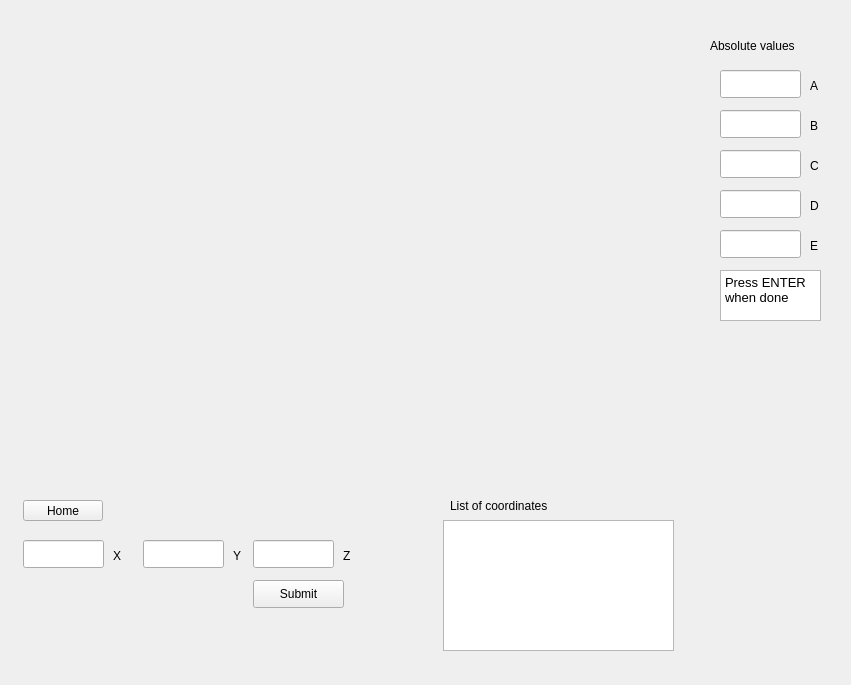
Qt form App_GUI.ui (RhysEvan/MedBot) before a commit.
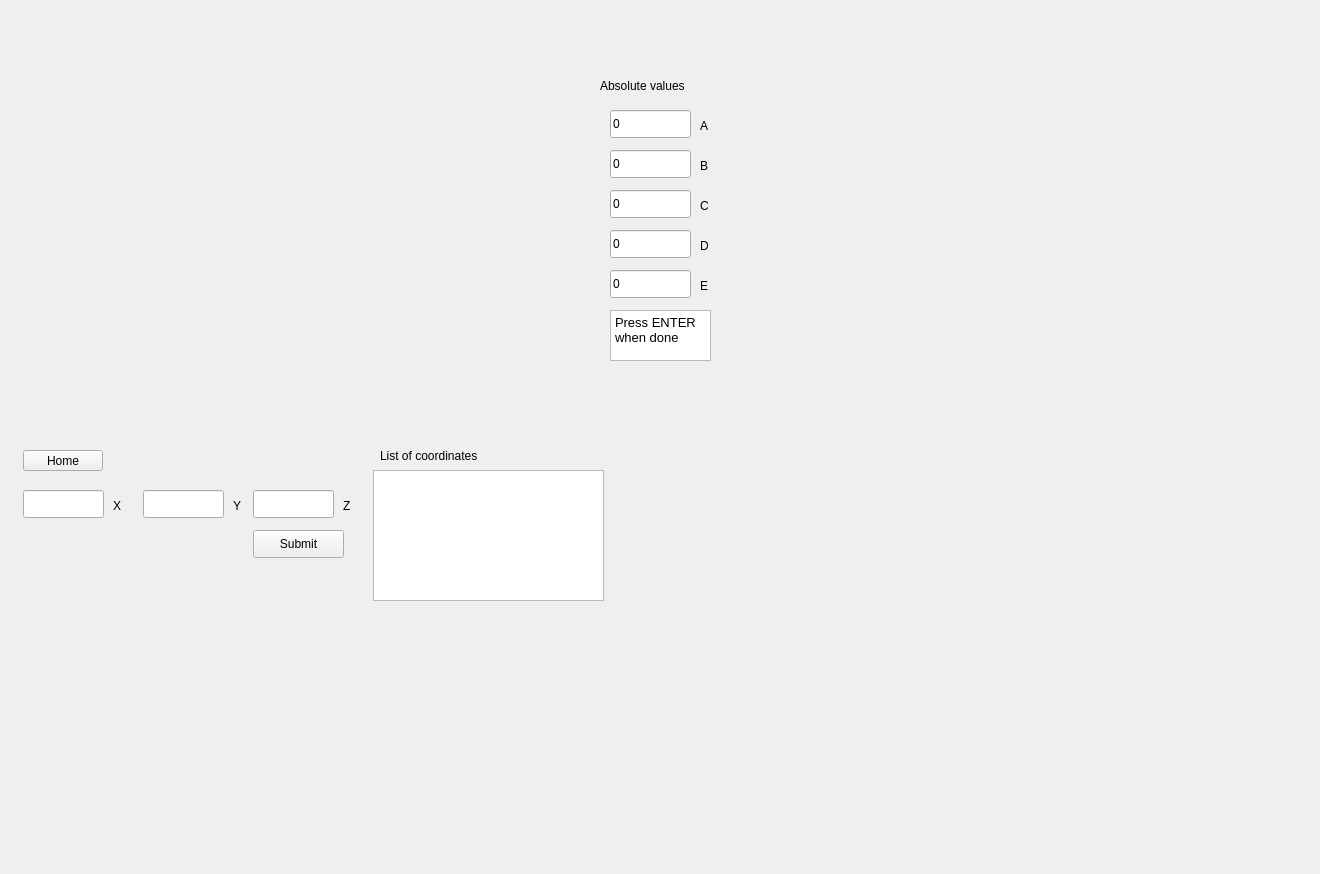
The same form after that commit. Custom widgets are drawn as their Qt base class.

Diff of the .ui file:
```diff
--- a/App_GUI.ui
+++ b/App_GUI.ui
@@ -6,8 +6,8 @@
    <rect>
     <x>0</x>
     <y>0</y>
-    <width>851</width>
-    <height>685</height>
+    <width>1320</width>
+    <height>874</height>
    </rect>
   </property>
   <property name="windowTitle">
@@ -19,8 +19,8 @@
      <rect>
       <x>29</x>
       <y>20</y>
-      <width>671</width>
-      <height>461</height>
+      <width>561</width>
+      <height>411</height>
      </rect>
     </property>
    </widget>
@@ -28,7 +28,7 @@
     <property name="geometry">
      <rect>
       <x>23</x>
-      <y>500</y>
+      <y>450</y>
       <width>80</width>
       <height>21</height>
      </rect>
@@ -40,8 +40,8 @@
    <widget class="QListWidget" name="coordlist">
     <property name="geometry">
      <rect>
-      <x>443</x>
-      <y>520</y>
+      <x>373</x>
+      <y>470</y>
       <width>231</width>
       <height>131</height>
      </rect>
@@ -51,7 +51,7 @@
     <property name="geometry">
      <rect>
       <x>23</x>
-      <y>540</y>
+      <y>490</y>
       <width>81</width>
       <height>28</height>
      </rect>
@@ -61,7 +61,7 @@
     <property name="geometry">
      <rect>
       <x>253</x>
-      <y>580</y>
+      <y>530</y>
       <width>91</width>
       <height>28</height>
      </rect>
@@ -74,7 +74,7 @@
     <property name="geometry">
      <rect>
       <x>113</x>
-      <y>540</y>
+      <y>490</y>
       <width>16</width>
       <height>31</height>
      </rect>
@@ -87,7 +87,7 @@
     <property name="geometry">
      <rect>
       <x>143</x>
-      <y>540</y>
+      <y>490</y>
       <width>81</width>
       <height>28</height>
      </rect>
@@ -97,7 +97,7 @@
     <property name="geometry">
      <rect>
       <x>233</x>
-      <y>540</y>
+      <y>490</y>
       <width>16</width>
       <height>31</height>
      </rect>
@@ -110,7 +110,7 @@
     <property name="geometry">
      <rect>
       <x>253</x>
-      <y>540</y>
+      <y>490</y>
       <width>81</width>
       <height>28</height>
      </rect>
@@ -120,7 +120,7 @@
     <property name="geometry">
      <rect>
       <x>343</x>
-      <y>540</y>
+      <y>490</y>
       <width>16</width>
       <height>31</height>
      </rect>
@@ -132,8 +132,8 @@
    <widget class="QLabel" name="label_4">
     <property name="geometry">
      <rect>
-      <x>450</x>
-      <y>490</y>
+      <x>380</x>
+      <y>440</y>
       <width>221</width>
       <height>31</height>
      </rect>
@@ -145,18 +145,21 @@
    <widget class="QLineEdit" name="aabs">
     <property name="geometry">
      <rect>
-      <x>720</x>
-      <y>70</y>
+      <x>610</x>
+      <y>110</y>
       <width>81</width>
       <height>28</height>
      </rect>
     </property>
+    <property name="text">
+     <string>0</string>
+    </property>
    </widget>
    <widget class="QLabel" name="label_5">
     <property name="geometry">
      <rect>
-      <x>810</x>
-      <y>70</y>
+      <x>700</x>
+      <y>110</y>
       <width>16</width>
       <height>31</height>
      </rect>
@@ -168,18 +171,21 @@
    <widget class="QLineEdit" name="babs">
     <property name="geometry">
      <rect>
-      <x>720</x>
-      <y>110</y>
+      <x>610</x>
+      <y>150</y>
       <width>81</width>
       <height>28</height>
      </rect>
     </property>
+    <property name="text">
+     <string>0</string>
+    </property>
    </widget>
    <widget class="QLabel" name="label_6">
     <property name="geometry">
      <rect>
-      <x>810</x>
-      <y>110</y>
+      <x>700</x>
+      <y>150</y>
       <width>16</width>
       <height>31</height>
      </rect>
@@ -191,18 +197,21 @@
    <widget class="QLineEdit" name="cabs">
     <property name="geometry">
      <rect>
-      <x>720</x>
-      <y>150</y>
+      <x>610</x>
+      <y>190</y>
       <width>81</width>
       <height>28</height>
      </rect>
     </property>
+    <property name="text">
+     <string>0</string>
+    </property>
    </widget>
    <widget class="QLabel" name="label_7">
     <property name="geometry">
      <rect>
-      <x>810</x>
-      <y>150</y>
+      <x>700</x>
+      <y>190</y>
       <width>16</width>
       <height>31</height>
      </rect>
@@ -214,18 +223,21 @@
    <widget class="QLineEdit" name="dabs">
     <property name="geometry">
      <rect>
-      <x>720</x>
-      <y>190</y>
+      <x>610</x>
+      <y>230</y>
       <width>81</width>
       <height>28</height>
      </rect>
     </property>
+    <property name="text">
+     <string>0</string>
+    </property>
    </widget>
    <widget class="QLabel" name="label_8">
     <property name="geometry">
      <rect>
-      <x>810</x>
-      <y>190</y>
+      <x>700</x>
+      <y>230</y>
       <width>16</width>
       <height>31</height>
      </rect>
@@ -237,18 +249,21 @@
    <widget class="QLineEdit" name="eabs">
     <property name="geometry">
      <rect>
-      <x>720</x>
-      <y>230</y>
+      <x>610</x>
+      <y>270</y>
       <width>81</width>
       <height>28</height>
      </rect>
     </property>
+    <property name="text">
+     <string>0</string>
+    </property>
    </widget>
    <widget class="QLabel" name="label_9">
     <property name="geometry">
      <rect>
-      <x>810</x>
-      <y>230</y>
+      <x>700</x>
+      <y>270</y>
       <width>16</width>
       <height>31</height>
      </rect>
@@ -260,8 +275,8 @@
    <widget class="QLabel" name="label_11">
     <property name="geometry">
      <rect>
-      <x>710</x>
-      <y>30</y>
+      <x>600</x>
+      <y>70</y>
       <width>101</width>
       <height>31</height>
      </rect>
@@ -273,8 +288,8 @@
    <widget class="QTextEdit" name="textEdit">
     <property name="geometry">
      <rect>
-      <x>720</x>
-      <y>270</y>
+      <x>610</x>
+      <y>310</y>
       <width>101</width>
       <height>51</height>
      </rect>
@@ -283,9 +298,35 @@
      <string>&lt;!DOCTYPE HTML PUBLIC &quot;-//W3C//DTD HTML 4.0//EN&quot; &quot;http://www.w3.org/TR/REC-html40/strict.dtd&quot;&gt;
 &lt;html&gt;&lt;head&gt;&lt;meta name=&quot;qrichtext&quot; content=&quot;1&quot; /&gt;&lt;style type=&quot;text/css&quot;&gt;
 p, li { white-space: pre-wrap; }
-&lt;/style&gt;&lt;/head&gt;&lt;body style=&quot; font-family:'Ubuntu'; font-size:10pt; font-weight:400; font-style:normal;&quot;&gt;
-&lt;p style=&quot; margin-top:0px; margin-bottom:0px; margin-left:0px; margin-right:0px; -qt-block-indent:0; text-indent:0px;&quot;&gt;Press ENTER &lt;/p&gt;
-&lt;p style=&quot; margin-top:0px; margin-bottom:0px; margin-left:0px; margin-right:0px; -qt-block-indent:0; text-indent:0px;&quot;&gt;when done&lt;/p&gt;&lt;/body&gt;&lt;/html&gt;</string>
+&lt;/style&gt;&lt;/head&gt;&lt;body style=&quot; font-family:'MS Shell Dlg 2'; font-size:8.25pt; font-weight:400; font-style:normal;&quot;&gt;
+&lt;p style=&quot; margin-top:0px; margin-bottom:0px; margin-left:0px; margin-right:0px; -qt-block-indent:0; text-indent:0px;&quot;&gt;&lt;span style=&quot; font-family:'Ubuntu'; font-size:10pt;&quot;&gt;Press ENTER &lt;/span&gt;&lt;/p&gt;
+&lt;p style=&quot; margin-top:0px; margin-bottom:0px; margin-left:0px; margin-right:0px; -qt-block-indent:0; text-indent:0px;&quot;&gt;&lt;span style=&quot; font-family:'Ubuntu'; font-size:10pt;&quot;&gt;when done&lt;/span&gt;&lt;/p&gt;&lt;/body&gt;&lt;/html&gt;</string>
+    </property>
+   </widget>
+   <widget class="QLabel" name="camera_left">
+    <property name="geometry">
+     <rect>
+      <x>740</x>
+      <y>20</y>
+      <width>481</width>
+      <height>371</height>
+     </rect>
+    </property>
+    <property name="text">
+     <string/>
+    </property>
+   </widget>
+   <widget class="QLabel" name="camera_right">
+    <property name="geometry">
+     <rect>
+      <x>740</x>
+      <y>440</y>
+      <width>481</width>
+      <height>371</height>
+     </rect>
+    </property>
+    <property name="text">
+     <string/>
     </property>
    </widget>
   </widget>
```
Left out of the diff: 6 changed lines with no effect on the pictures.
